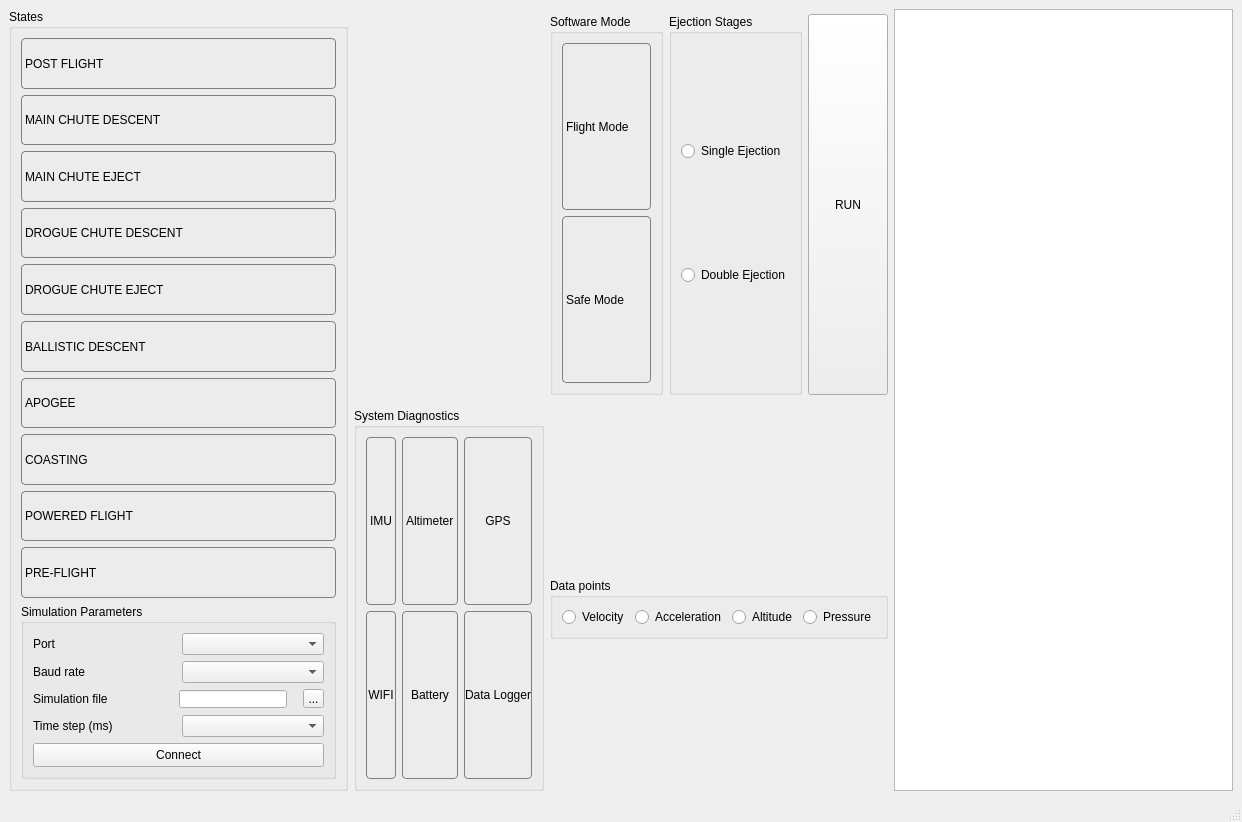
Qt form app/NaFCSE/mainwindow.ui (bytecod3/Nakuja-Flight-Computer-Simulation-Engine) before a commit.
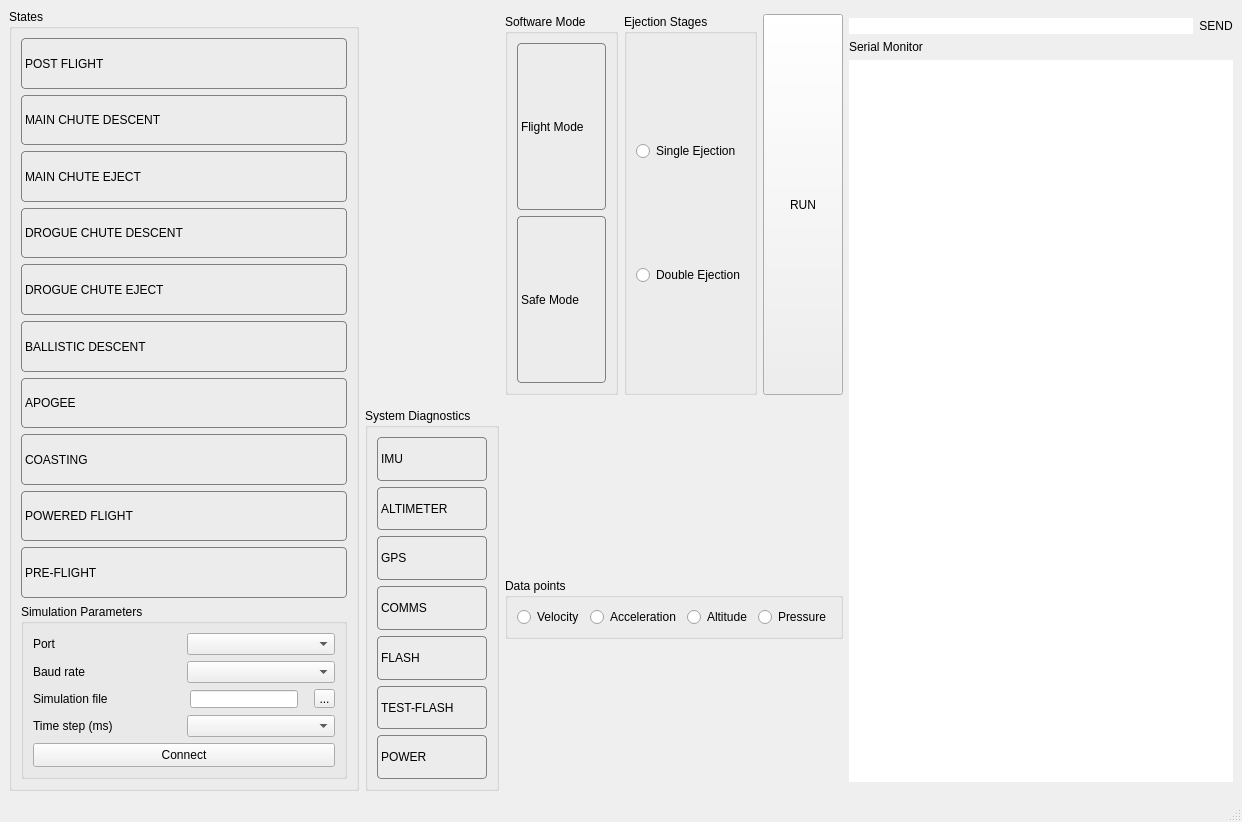
The same form after that commit. Icons and pictures are not drawn.

Commit message: adds write to serial btn

```diff
--- a/app/NaFCSE/mainwindow.ui
+++ b/app/NaFCSE/mainwindow.ui
@@ -299,50 +299,10 @@
            <property name="spacing">
             <number>6</number>
            </property>
-           <item row="1" column="0">
-            <widget class="QLabel" name="label_20">
-             <property name="styleSheet">
-              <string notr="true">border: 1px solid gray;
-border-radius: 4px;
-color: black;</string>
-             </property>
-             <property name="text">
-              <string>WIFI</string>
-             </property>
-             <property name="alignment">
-              <set>Qt::AlignCenter</set>
-             </property>
-             <property name="margin">
-              <number>4</number>
-             </property>
-            </widget>
-           </item>
-           <item row="0" column="2">
-            <widget class="QLabel" name="label_19">
-             <property name="styleSheet">
-              <string notr="true">border: 1px solid gray;
-border-radius: 4px;
-color: black;</string>
-             </property>
-             <property name="text">
-              <string>GPS</string>
-             </property>
-             <property name="alignment">
-              <set>Qt::AlignCenter</set>
-             </property>
-             <property name="margin">
-              <number>4</number>
-             </property>
-            </widget>
-           </item>
            <item row="0" column="0">
-            <widget class="QLabel" name="label_17">
-             <property name="minimumSize">
-              <size>
-               <width>30</width>
-               <height>1</height>
-              </size>
-             </property>
+            <layout class="QVBoxLayout" name="verticalLayout">
+             <item>
+              <widget class="QLabel" name="label">
              <property name="styleSheet">
               <string notr="true">border: 1px solid gray;
 border-radius: 4px;
@@ -351,64 +311,81 @@
              <property name="text">
               <string>IMU</string>
              </property>
-             <property name="alignment">
-              <set>Qt::AlignCenter</set>
-             </property>
-             <property name="margin">
-              <number>4</number>
+              </widget>
+             </item>
+             <item>
+              <widget class="QLabel" name="label_2">
+               <property name="styleSheet">
+                <string notr="true">border: 1px solid gray;
+border-radius: 4px;
+color: black;</string>
+               </property>
+               <property name="text">
+                <string>ALTIMETER</string>
              </property>
             </widget>
            </item>
-           <item row="1" column="1">
-            <widget class="QLabel" name="label_21">
+             <item>
+              <widget class="QLabel" name="label_3">
              <property name="styleSheet">
               <string notr="true">border: 1px solid gray;
 border-radius: 4px;
 color: black;</string>
              </property>
              <property name="text">
-              <string>Battery</string>
-             </property>
-             <property name="alignment">
-              <set>Qt::AlignCenter</set>
-             </property>
-             <property name="margin">
-              <number>4</number>
+                <string>GPS</string>
+               </property>
+              </widget>
+             </item>
+             <item>
+              <widget class="QLabel" name="label_7">
+               <property name="styleSheet">
+                <string notr="true">border: 1px solid gray;
+border-radius: 4px;
+color: black;</string>
+               </property>
+               <property name="text">
+                <string>COMMS</string>
              </property>
             </widget>
            </item>
-           <item row="1" column="2">
-            <widget class="QLabel" name="label_22">
+             <item>
+              <widget class="QLabel" name="label_4">
              <property name="styleSheet">
               <string notr="true">border: 1px solid gray;
 border-radius: 4px;
 color: black;</string>
              </property>
              <property name="text">
-              <string>Data Logger</string>
-             </property>
-             <property name="alignment">
-              <set>Qt::AlignCenter</set>
-             </property>
-             <property name="margin">
-              <number>4</number>
+                <string>FLASH</string>
+               </property>
+              </widget>
+             </item>
+             <item>
+              <widget class="QLabel" name="label_5">
+               <property name="styleSheet">
+                <string notr="true">border: 1px solid gray;
+border-radius: 4px;
+color: black;</string>
+               </property>
+               <property name="text">
+                <string>TEST-FLASH</string>
              </property>
             </widget>
            </item>
-           <item row="0" column="1">
-            <widget class="QLabel" name="label_18">
+             <item>
+              <widget class="QLabel" name="label_6">
              <property name="styleSheet">
               <string notr="true">border: 1px solid gray;
 border-radius: 4px;
 color: black;</string>
              </property>
              <property name="text">
-              <string>Altimeter</string>
-             </property>
-             <property name="margin">
-              <number>4</number>
-             </property>
-            </widget>
+                <string>POWER</string>
+               </property>
+              </widget>
+             </item>
+            </layout>
            </item>
           </layout>
          </item>
@@ -588,7 +565,57 @@
      </layout>
     </item>
     <item>
+     <widget class="QFrame" name="verticalFrame_3">
+      <property name="styleSheet">
+       <string notr="true">border: 1 px solid black;
+</string>
+      </property>
+      <layout class="QVBoxLayout" name="verticalLayout_10">
+       <property name="leftMargin">
+        <number>0</number>
+       </property>
+       <property name="rightMargin">
+        <number>0</number>
+       </property>
+       <item>
+        <layout class="QHBoxLayout" name="horizontalLayout_10">
+         <property name="leftMargin">
+          <number>0</number>
+         </property>
+         <property name="rightMargin">
+          <number>0</number>
+         </property>
+         <item>
+          <widget class="QLineEdit" name="serialWriteTextEntry">
+           <property name="styleSheet">
+            <string notr="true">border: 1 px solid black;</string>
+           </property>
+          </widget>
+         </item>
+         <item>
+          <widget class="QPushButton" name="writeSerialButton">
+           <property name="text">
+            <string>SEND</string>
+           </property>
+          </widget>
+         </item>
+        </layout>
+       </item>
+       <item>
+        <widget class="QLabel" name="label_8">
+         <property name="text">
+          <string>Serial Monitor</string>
+         </property>
+        </widget>
+       </item>
+       <item>
      <widget class="QTextBrowser" name="serialMonitor"/>
+       </item>
+      </layout>
+     </widget>
+    </item>
+    <item>
+     <layout class="QVBoxLayout" name="verticalLayout_5"/>
     </item>
    </layout>
   </widget>
```
Left out of the diff: 30 changed lines with no effect on the pictures. Lines whose indentation alone changed are shown as unchanged. The commit also changes 429 other files.
